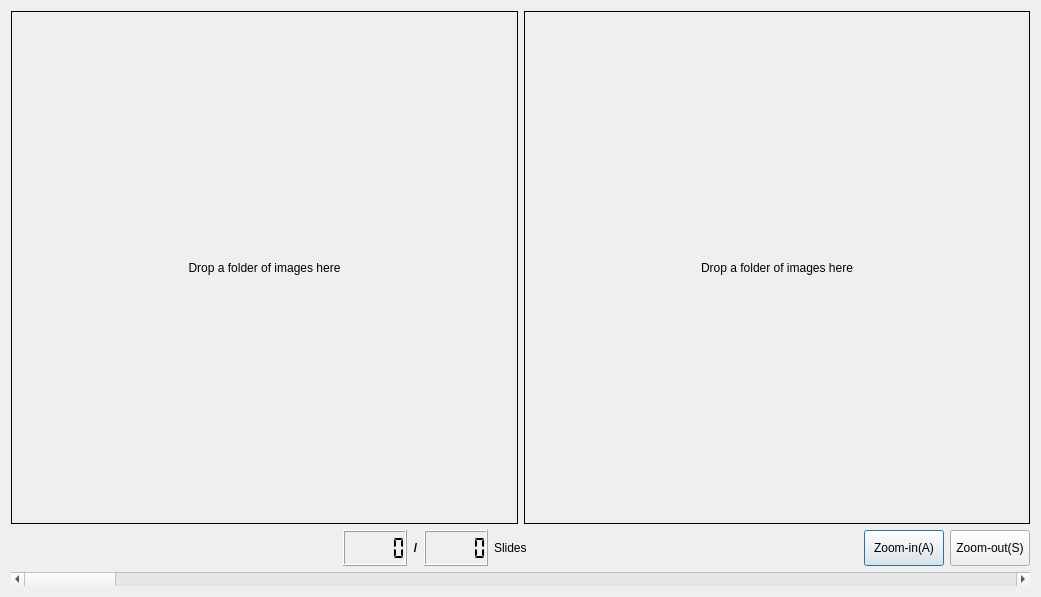
Qt form _taskManager/volumes_viewer.ui (ZeliangSu/SegmentPy) before a commit.
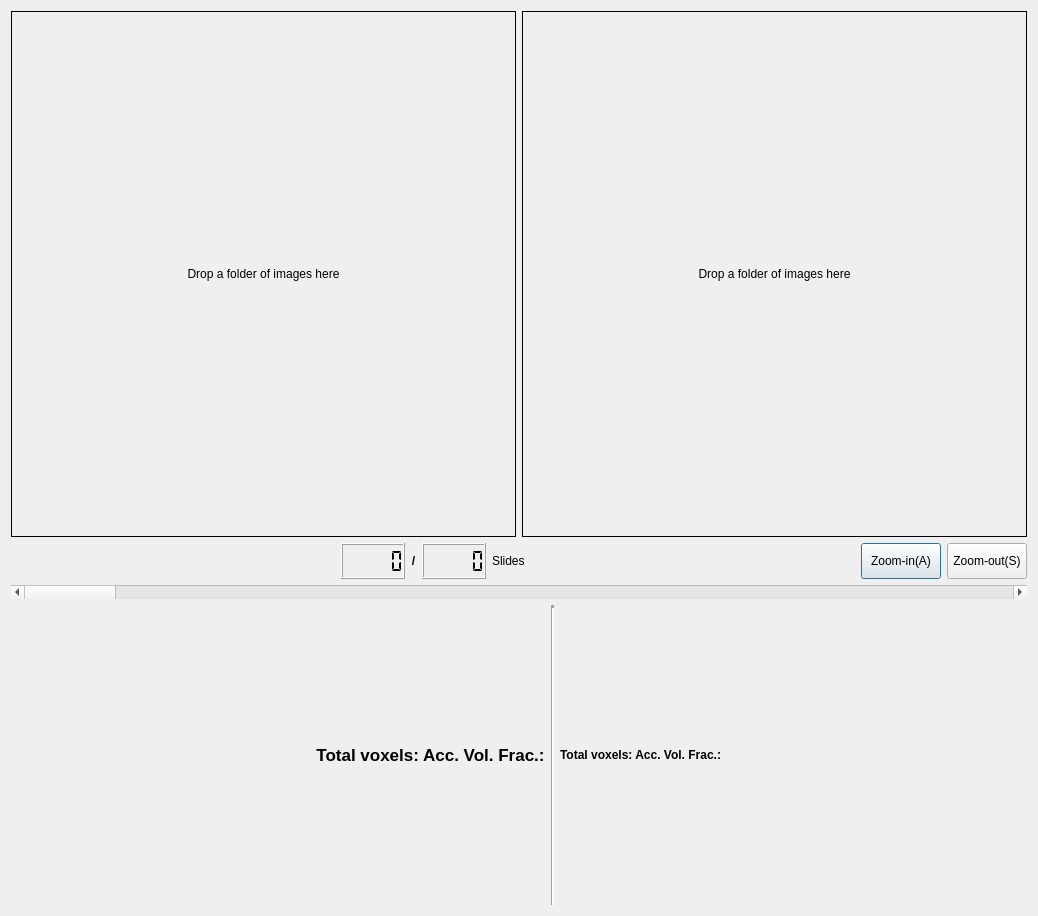
The same form after that commit. Icons and pictures are not drawn. Custom widgets are drawn as their Qt base class.

Commit message: 1. enable volume viewer volume fractions plot

```diff
--- a/_taskManager/volumes_viewer.ui
+++ b/_taskManager/volumes_viewer.ui
@@ -6,8 +6,8 @@
    <rect>
     <x>0</x>
     <y>0</y>
-    <width>1041</width>
-    <height>597</height>
+    <width>1038</width>
+    <height>916</height>
    </rect>
   </property>
   <property name="windowTitle">
@@ -218,10 +218,118 @@
        </property>
       </widget>
      </item>
+     <item>
+      <layout class="QHBoxLayout" name="horizontalLayout_3">
+       <item>
+        <widget class="volFracPlotter" name="accum_plot1" native="true">
+         <property name="sizePolicy">
+          <sizepolicy hsizetype="Expanding" vsizetype="Fixed">
+           <horstretch>0</horstretch>
+           <verstretch>0</verstretch>
+          </sizepolicy>
+         </property>
+         <property name="minimumSize">
+          <size>
+           <width>0</width>
+           <height>300</height>
+          </size>
+         </property>
+        </widget>
+       </item>
+       <item>
+        <widget class="QLabel" name="accumulated_value1">
+         <property name="sizePolicy">
+          <sizepolicy hsizetype="Fixed" vsizetype="Minimum">
+           <horstretch>0</horstretch>
+           <verstretch>0</verstretch>
+          </sizepolicy>
+         </property>
+         <property name="minimumSize">
+          <size>
+           <width>100</width>
+           <height>300</height>
+          </size>
+         </property>
+         <property name="font">
+          <font>
+           <pointsize>13</pointsize>
+           <weight>75</weight>
+           <bold>true</bold>
+          </font>
+         </property>
+         <property name="text">
+          <string>Total voxels: Acc. Vol. Frac.:</string>
+         </property>
+         <property name="alignment">
+          <set>Qt::AlignCenter</set>
+         </property>
+        </widget>
+       </item>
+       <item>
+        <widget class="Line" name="line">
+         <property name="lineWidth">
+          <number>3</number>
+         </property>
+         <property name="orientation">
+          <enum>Qt::Vertical</enum>
+         </property>
+        </widget>
+       </item>
+       <item>
+        <widget class="QLabel" name="accumulated_value2">
+         <property name="sizePolicy">
+          <sizepolicy hsizetype="Fixed" vsizetype="Minimum">
+           <horstretch>0</horstretch>
+           <verstretch>0</verstretch>
+          </sizepolicy>
+         </property>
+         <property name="minimumSize">
+          <size>
+           <width>100</width>
+           <height>300</height>
+          </size>
+         </property>
+         <property name="font">
+          <font>
+           <weight>75</weight>
+           <bold>true</bold>
+          </font>
+         </property>
+         <property name="text">
+          <string>Total voxels: Acc. Vol. Frac.:</string>
+         </property>
+        </widget>
+       </item>
+       <item>
+        <widget class="volFracPlotter" name="accum_plot2" native="true">
+         <property name="sizePolicy">
+          <sizepolicy hsizetype="Expanding" vsizetype="Fixed">
+           <horstretch>0</horstretch>
+           <verstretch>0</verstretch>
+          </sizepolicy>
+         </property>
+         <property name="minimumSize">
+          <size>
+           <width>0</width>
+           <height>300</height>
+          </size>
+         </property>
+        </widget>
+       </item>
+      </layout>
+     </item>
     </layout>
    </item>
   </layout>
  </widget>
+ <customwidgets>
+  <customwidget>
+   <class>volFracPlotter</class>
+   <extends>QWidget</extends>
+   <header location="global">_taskManager.canvas_logic.h</header>
+   <container>1</container>
+  </customwidget>
+ </customwidgets>
  <resources/>
  <connections/>
 </ui>
```
The commit also changes 7 other files.
